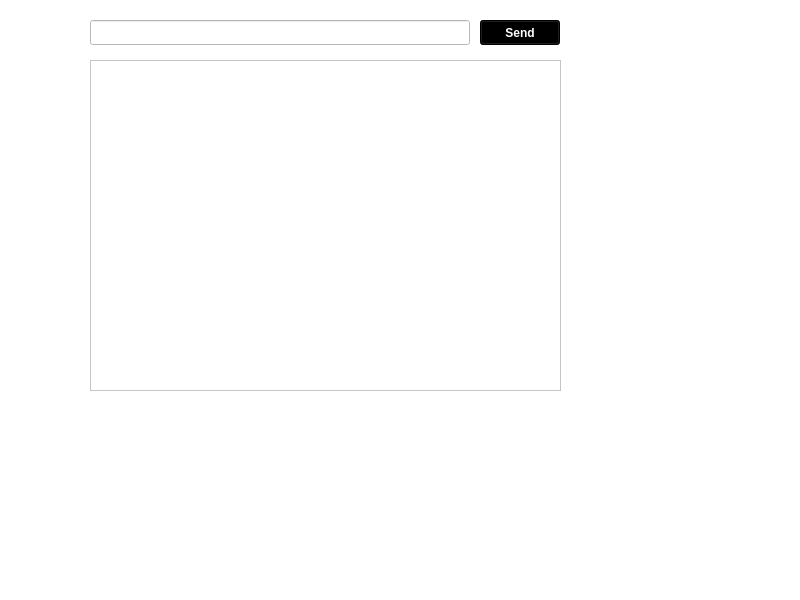
The window that mainwindow.ui (adeelumar-17/Chat_App) describes before a commit, drawn with Qt 5.
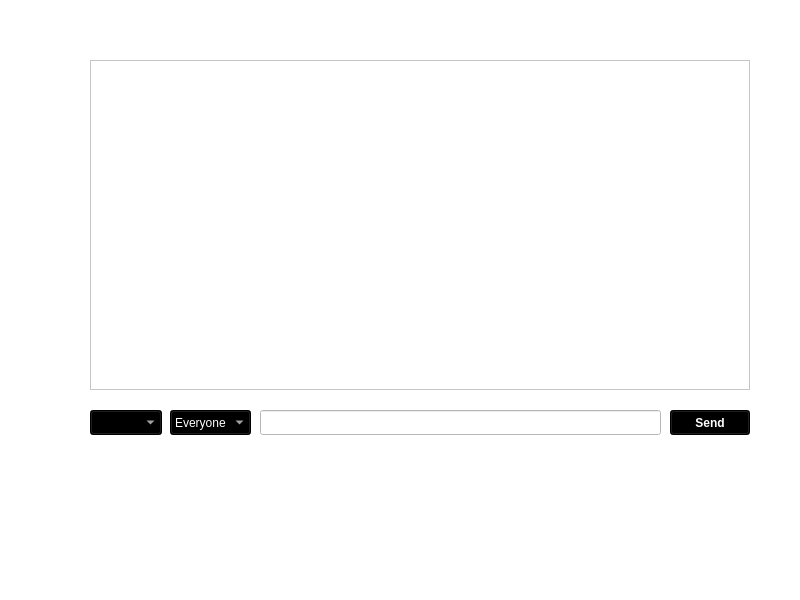
The same window after the commit.

```diff
--- a/mainwindow.ui
+++ b/mainwindow.ui
@@ -20,9 +20,9 @@
    <widget class="QLineEdit" name="msgData">
     <property name="geometry">
      <rect>
-      <x>90</x>
-      <y>20</y>
-      <width>380</width>
+      <x>260</x>
+      <y>410</y>
+      <width>401</width>
       <height>25</height>
      </rect>
     </property>
@@ -33,8 +33,8 @@
    <widget class="QPushButton" name="sendMsgButton">
     <property name="geometry">
      <rect>
-      <x>480</x>
-      <y>20</y>
+      <x>670</x>
+      <y>410</y>
       <width>80</width>
       <height>25</height>
      </rect>
@@ -53,8 +53,8 @@
      <rect>
       <x>90</x>
       <y>60</y>
-      <width>471</width>
-      <height>331</height>
+      <width>660</width>
+      <height>330</height>
      </rect>
     </property>
     <property name="styleSheet">
@@ -64,6 +64,44 @@
      <bool>true</bool>
     </property>
    </widget>
+   <widget class="QComboBox" name="clientsList">
+    <property name="geometry">
+     <rect>
+      <x>90</x>
+      <y>410</y>
+      <width>72</width>
+      <height>25</height>
+     </rect>
+    </property>
+    <property name="styleSheet">
+     <string notr="true">background-color: rgb(0, 0, 0);
+color: rgb(255, 255, 255);</string>
+    </property>
+   </widget>
+   <widget class="QComboBox" name="recipeintType">
+    <property name="geometry">
+     <rect>
+      <x>170</x>
+      <y>410</y>
+      <width>81</width>
+      <height>25</height>
+     </rect>
+    </property>
+    <property name="styleSheet">
+     <string notr="true">background-color: rgb(0, 0, 0);
+color: rgb(255, 255, 255);</string>
+    </property>
+    <item>
+     <property name="text">
+      <string>Everyone</string>
+     </property>
+    </item>
+    <item>
+     <property name="text">
+      <string>Private</string>
+     </property>
+    </item>
+   </widget>
   </widget>
   <widget class="QMenuBar" name="menubar">
    <property name="geometry">
```
